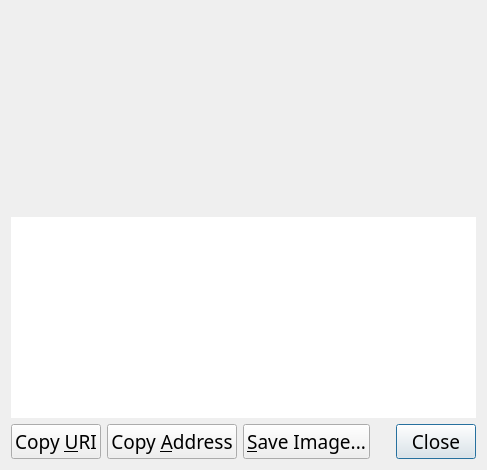
First picture: the form in src/qt/forms/receiverequestdialog.ui, repository nyerium-core/nyerium, before the edit.
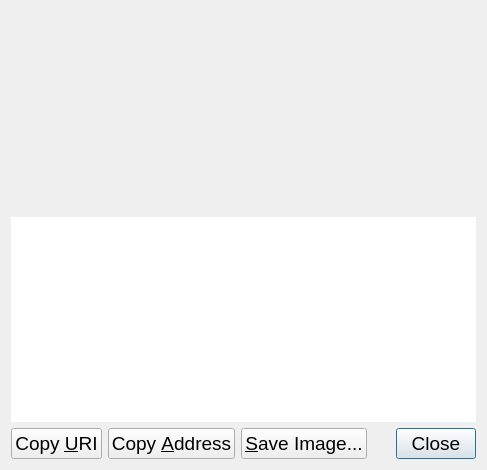
Second picture: the form after the edit. Custom widgets are drawn as their Qt base class.

Patch:
```diff
--- a/src/qt/forms/receiverequestdialog.ui
+++ b/src/qt/forms/receiverequestdialog.ui
@@ -12,7 +12,7 @@
   </property>
   <property name="font">
    <font>
-    <family>Ara Hamah 1982</family>
+    
     <pointsize>14</pointsize>
    </font>
   </property>
```
